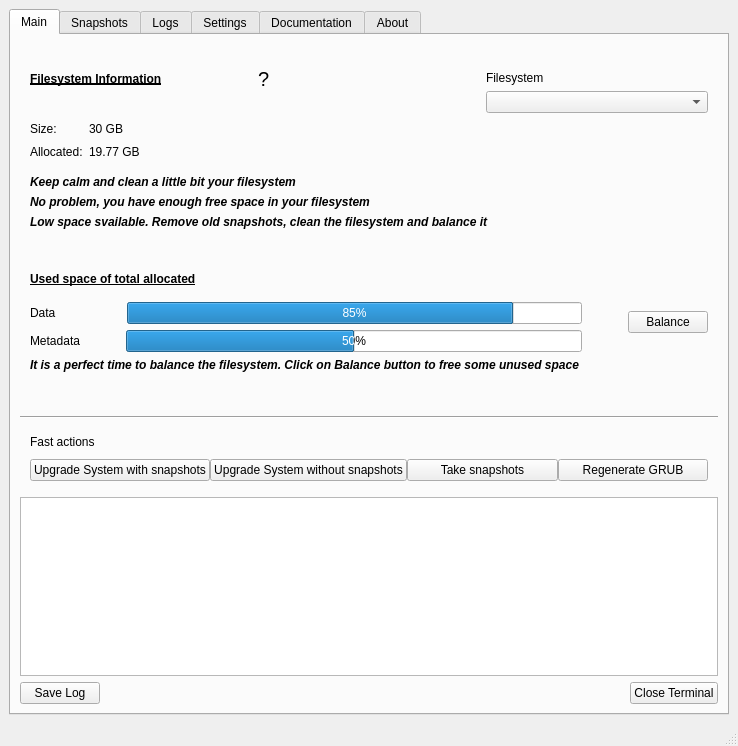
The window that buttermanager/buttermanager/ui/MainWindow.ui (egara/buttermanager) describes before a commit, drawn with Qt 5.
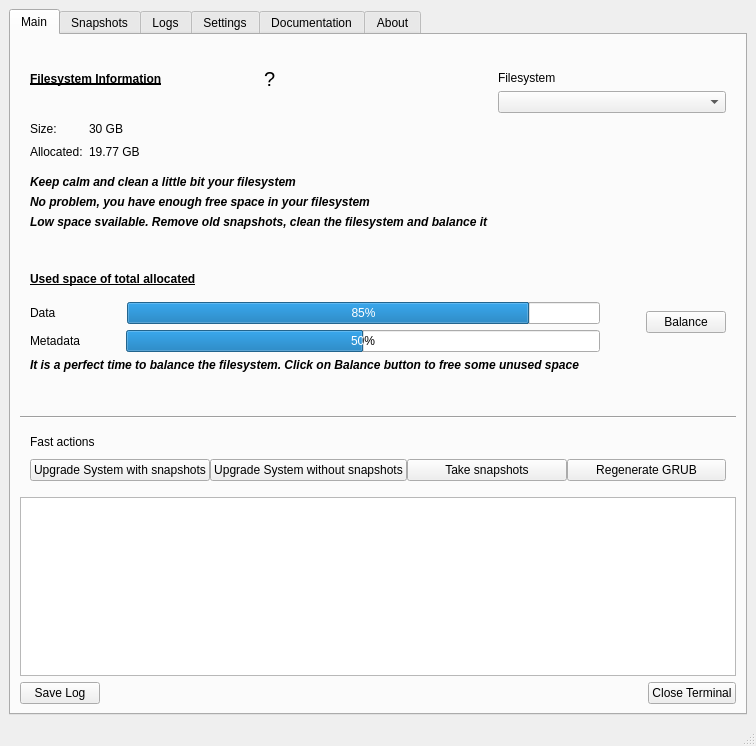
The same window after the commit.

Commit message: Adding ButterManager title to the main window

The edit to the form file:
```diff
--- a/buttermanager/buttermanager/ui/MainWindow.ui
+++ b/buttermanager/buttermanager/ui/MainWindow.ui
@@ -6,7 +6,7 @@
    <rect>
     <x>0</x>
     <y>0</y>
-    <width>738</width>
+    <width>756</width>
     <height>746</height>
    </rect>
   </property>
```
Left out of the diff: 4 changed lines with no effect on the pictures.
